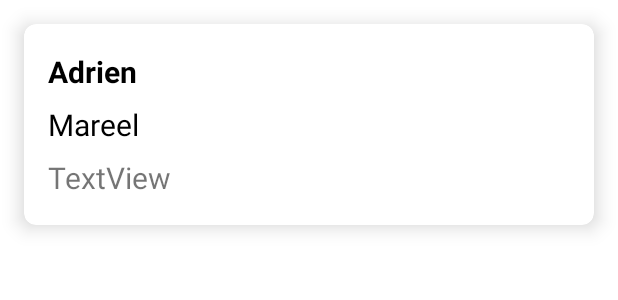
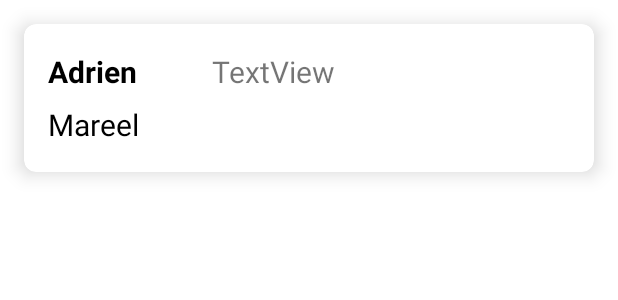
Before and after one commit to AdriMareel/AndroidProjectSocialNetwork, an Android app: the layout item.xml on its own in the app's theme, with its tools: preview values and no code run, on a phone screen of 412 x 824 dp. Shown: the top 300 px of the screen. Run offline under Robolectric (Android 15) with nearby library versions, the phone set to English and light mode, and no system bars.

Commit message:
modif item.xml date

```diff
--- a/app/src/main/res/layout/item.xml
+++ b/app/src/main/res/layout/item.xml
@@ -32,6 +32,16 @@
                 android:textSize="20sp"
                 android:textStyle="bold" />
 
+            <TextView
+                android:id="@+id/tvDate"
+                android:layout_width="172dp"
+                android:layout_height="wrap_content"
+                android:layout_marginLeft="50dp"
+                android:layout_marginTop="8dp"
+                android:layout_weight="1"
+                android:text="TextView"
+                android:textSize="20sp" />
+
         </LinearLayout>
 
         <LinearLayout
@@ -49,21 +59,6 @@
                 android:textColor="@color/black"
                 android:textSize="20sp" />
 
-        </LinearLayout>
-
-        <LinearLayout
-            android:layout_width="match_parent"
-            android:layout_height="match_parent"
-            android:orientation="horizontal">
-
-            <TextView
-                android:id="@+id/tvDate"
-                android:layout_width="172dp"
-                android:layout_height="wrap_content"
-                android:layout_marginBottom="8dp"
-                android:layout_weight="1"
-                android:text="TextView"
-                android:textSize="20sp" />
         </LinearLayout>
 
         <LinearLayout
```
